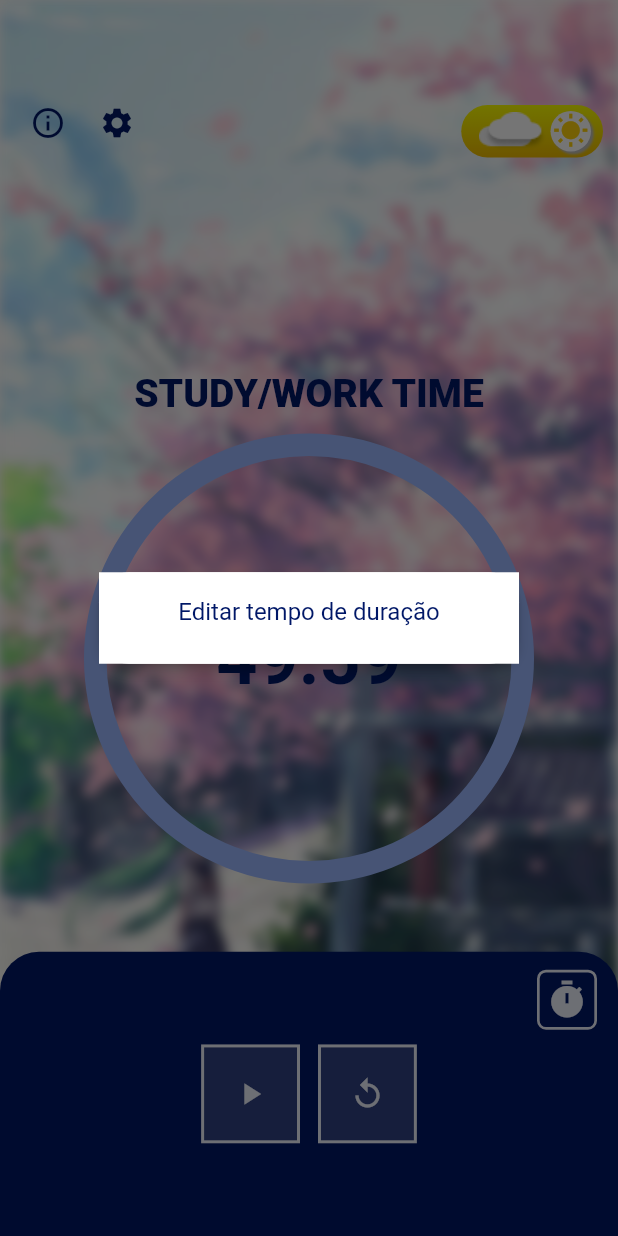
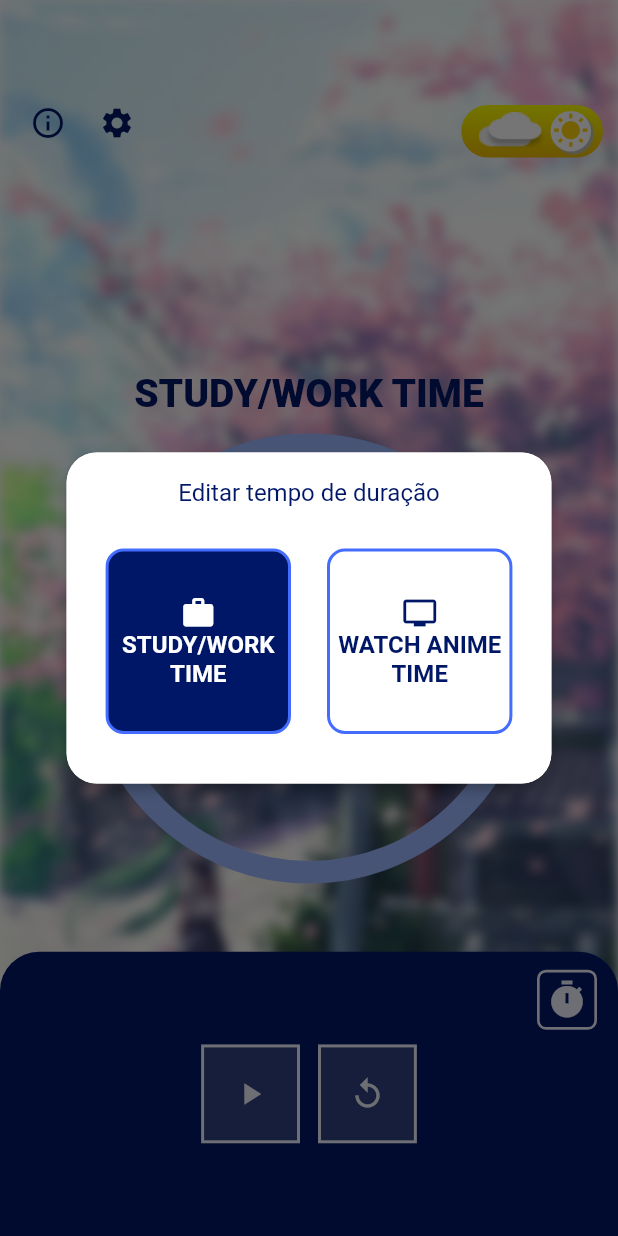
Before and after one commit to feliper2002/anime-work-TiMa, a Flutter app: the screen it shows after launch, after a tap on the "play arrow" icon, after a tap on the "pause" icon, after a tap on the "timer" icon, on a phone screen of 412 x 824 dp. Run offline on Flutter 3.47's test engine with Material 2 defaults, Android fonts, the phone set to English and light mode, and no system bars; drawn by our look-alikes of percent_indicator; our stand-ins replace flutter_mobx, flutter_modular, mobx, shared_preferences; generated files the repository leaves out were written again.

Commit message:
Timer type selector dialog

```diff
--- a/lib/core/app_settings.dart
+++ b/lib/core/app_settings.dart
@@ -12,6 +12,7 @@ abstract class _SettingsControllerBase with Store {
     'studyMinutes': 50,
     'animeMinutes': 25,
     'mode': SwitchMode.day,
+    'type': TimerType.work,
   };
 
   _SettingsControllerBase() {
@@ -37,6 +38,7 @@ abstract class _SettingsControllerBase with Store {
     final studyMinutes = _preferences.getInt('studyMinutes') ?? 50;
     final animeMinutes = _preferences.getInt('animeMinutes') ?? 25;
     final mode = _preferences.getBool('mode') ?? SwitchMode.day;
+    final type = _preferences.getInt('type') ?? TimerType.work;
 
     // timer map that contains the same [key name] as the [preferences instance names]
     //
@@ -45,6 +47,7 @@ abstract class _SettingsControllerBase with Store {
       'studyMinutes': studyMinutes,
       'animeMinutes': animeMinutes,
       'mode': mode,
+      'type': type,
     };
 
     print(timer);
@@ -63,8 +66,24 @@ abstract class _SettingsControllerBase with Store {
     await _readPreferences();
   }
 
+  @action
+  setTimerType(int? type) async {
+    final _preferences = await SharedPreferences.getInstance();
+    await _preferences.setInt('type', type!);
+    await _readPreferences();
+  }
+
   @computed
   bool? get switchMode => timer['mode'];
+
+  @computed
+  int? get timerType => timer['type'];
+
+  @computed
+  int? get studyMinutes => timer['studyMinutes'];
+
+  @computed
+  int? get animeMinutes => timer['animeMinutes'];
 
   @action
   setWatchAnimePrefs(int minutes) async {
--- a/lib/modules/home/controllers/timer_controller.dart
+++ b/lib/modules/home/controllers/timer_controller.dart
@@ -1,4 +1,5 @@
 import 'dart:async';
+import 'dart:math' as math;
 
 import 'package:anime_work_time_management/core/app_settings.dart';
 import 'package:anime_work_time_management/shared/theme/colors.dart';
@@ -11,6 +12,8 @@ part 'timer_controller.g.dart';
 class TimerController = _TimerControllerBase with _$TimerController;
 
 abstract class _TimerControllerBase with Store {
+  final settings = Modular.get<SettingsController>();
+
   @observable
   bool? started = false;
 
@@ -30,10 +33,10 @@ abstract class _TimerControllerBase with Store {
   double percent = 0;
 
   @observable
-  TimerType? type = TimerType.work;
+  String? timeCountText;
 
   @observable
-  String? timeCountText;
+  int? type;
 
   @observable
   Timer? timer;
@@ -74,7 +77,7 @@ abstract class _TimerControllerBase with Store {
       if (time! > 0) {
         time = time! - 1;
       }
-      if (minutes == 0 && seconds == 0) {
+      if (minutes! == 0 && seconds == 0) {
         // When [minutes] and [seconds] are zero, the [TimerType] value changes
         _changeTimerType();
         percent = 0;
@@ -95,10 +98,11 @@ abstract class _TimerControllerBase with Store {
 
   _changeTimerType() {
     if (isWorking!) {
-      type = TimerType.watchAnime;
+      settings.setTimerType(TimerType.watchAnime);
       minutes = settings.timer['animeMinutes'];
     } else {
-      type = TimerType.work;
+      settings.setTimerType(TimerType.work);
+      type = settings.timerType;
       minutes = settings.timer['studyMinutes'];
     }
   }
@@ -106,10 +110,10 @@ abstract class _TimerControllerBase with Store {
   @action
   getStartTimerValues() {
     percent = 0;
-    if (type == TimerType.work) {
-      minutes = settings.timer['studyMinutes'];
+    if (isWorking!) {
+      minutes = settings.studyMinutes;
     } else
-      minutes = settings.timer['animeMinutes'];
+      minutes = settings.animeMinutes;
   }
 
   @action
@@ -117,8 +121,6 @@ abstract class _TimerControllerBase with Store {
     started = false;
     timer?.cancel();
   }
-
-  final settings = Modular.get<SettingsController>();
 
   @action
   restart() {
@@ -133,6 +135,6 @@ abstract class _TimerControllerBase with Store {
     }
   }
 
-  bool? get isWorking => type == TimerType.work;
-  bool? get isWatchingAnime => type == TimerType.watchAnime;
+  bool? get isWorking => settings.timerType == TimerType.work;
+  bool? get isWatchingAnime => settings.timerType == TimerType.watchAnime;
 }
--- a/lib/modules/home/presenter/widgets/timer_clock.dart
+++ b/lib/modules/home/presenter/widgets/timer_clock.dart
@@ -53,7 +53,7 @@ class _TimerClockState extends State<TimerClock> {
             : AppColors.timerProgressBgDark,
         center: Observer(builder: (_) {
           return Text(
-            "${controller.minutes!.toString().padLeft(2, '0')}:${controller.seconds!.toString().padLeft(2, '0')}",
+            "${controller.minutes.toString().padLeft(2, '0')}:${controller.seconds!.toString().padLeft(2, '0')}",
             style: TextStyle(
               fontSize: 48,
               fontWeight: FontWeight.w700,
--- a/lib/modules/home/presenter/widgets/timer_type_dialog.dart
+++ b/lib/modules/home/presenter/widgets/timer_type_dialog.dart
@@ -1,3 +1,4 @@
+import 'package:anime_work_time_management/modules/home/presenter/widgets/type_selector_btn.dart';
 import 'package:anime_work_time_management/shared/theme/colors.dart';
 import 'package:flutter/material.dart';
 
@@ -14,7 +15,10 @@ class TimerTypeDialog extends StatelessWidget {
   @override
   Widget build(BuildContext context) {
     return Container(
-      color: backgroundColor,
+      decoration: BoxDecoration(
+        color: backgroundColor,
+        borderRadius: BorderRadius.circular(20),
+      ),
       padding: const EdgeInsets.only(top: 17, bottom: 25, left: 14, right: 14),
       child: Column(
         mainAxisSize: MainAxisSize.min,
@@ -25,6 +29,21 @@ class TimerTypeDialog extends StatelessWidget {
               color: textColor,
             ),
           ),
+          SizedBox(height: 20),
+          Row(
+            children: [
+              TypeSelectorBtn(
+                text: 'STUDY/WORK TIME',
+                icon: Icons.work,
+                type: 0,
+              ),
+              TypeSelectorBtn(
+                text: 'WATCH ANIME TIME',
+                icon: Icons.tv,
+                type: 1,
+              ),
+            ],
+          ),
         ],
       ),
     );
--- /dev/null
+++ b/lib/modules/home/presenter/widgets/type_selector_btn.dart
@@ -0,0 +1,88 @@
+import 'package:anime_work_time_management/core/app_settings.dart';
+import 'package:anime_work_time_management/shared/theme/colors.dart';
+import 'package:flutter/cupertino.dart';
+import 'package:flutter/material.dart';
+import 'package:flutter_mobx/flutter_mobx.dart';
+import 'package:flutter_modular/flutter_modular.dart';
+
+class TypeSelectorBtn extends StatelessWidget {
+  final String? text;
+  final IconData? icon;
+  final int? type;
+
+  TypeSelectorBtn({Key? key, this.text, this.icon, this.type})
+      : super(key: key);
+
+  final controller = Modular.get<SettingsController>();
+
+  bool? isSelected() {
+    if (controller.timerType == type) {
+      return true;
+    }
+    return false;
+  }
+
+  Color? bgColor() {
+    if (isSelected()!) {
+      return controller.switchMode!
+          ? AppColors.mainTimerColorLight
+          : AppColors.timerProgressBarDark;
+    } else {
+      return !controller.switchMode! ? Colors.transparent : Colors.transparent;
+    }
+  }
+
+  Color? insideColor() {
+    if (isSelected()!) {
+      return controller.switchMode! ? Colors.white : Colors.black;
+    } else {
+      return !controller.switchMode!
+          ? Colors.white
+          : AppColors.mainTimerColorLight;
+    }
+  }
+
+  @override
+  Widget build(BuildContext context) {
+    Color? borderColor = (!controller.switchMode!
+        ? AppColors.actionButtonColorLight
+        : AppColors.actionButtonColorDark);
+    final size = MediaQuery.of(context).size;
+    return Observer(builder: (_) {
+      return GestureDetector(
+        onTap: () {
+          controller.setTimerType(type);
+        },
+        child: Container(
+          height: size.width * .3,
+          width: size.width * .3,
+          alignment: Alignment.center,
+          margin: const EdgeInsets.symmetric(vertical: 8, horizontal: 12),
+          decoration: BoxDecoration(
+            color: bgColor(),
+            borderRadius: BorderRadius.circular(12),
+            border: Border.all(
+              width: 2,
+              color: borderColor,
+            ),
+          ),
+          child: Column(
+            mainAxisAlignment: MainAxisAlignment.center,
+            crossAxisAlignment: CrossAxisAlignment.center,
+            children: [
+              Container(
+                child: Icon(icon, color: insideColor()),
+              ),
+              Text(
+                text!,
+                style: TextStyle(
+                    color: insideColor(), fontWeight: FontWeight.bold),
+                textAlign: TextAlign.center,
+              ),
+            ],
+          ),
+        ),
+      );
+    });
+  }
+}
--- a/lib/shared/utils/enum_classes.dart
+++ b/lib/shared/utils/enum_classes.dart
@@ -3,4 +3,7 @@ abstract class SwitchMode {
   static bool get night => false;
 }
 
-enum TimerType { work, watchAnime }
+abstract class TimerType {
+  static int get work => 0;
+  static int get watchAnime => 1;
+}
```
Also changed, not shown: lib/core/app_settings.g.dart, lib/modules/home/controllers/timer_controller.g.dart.
